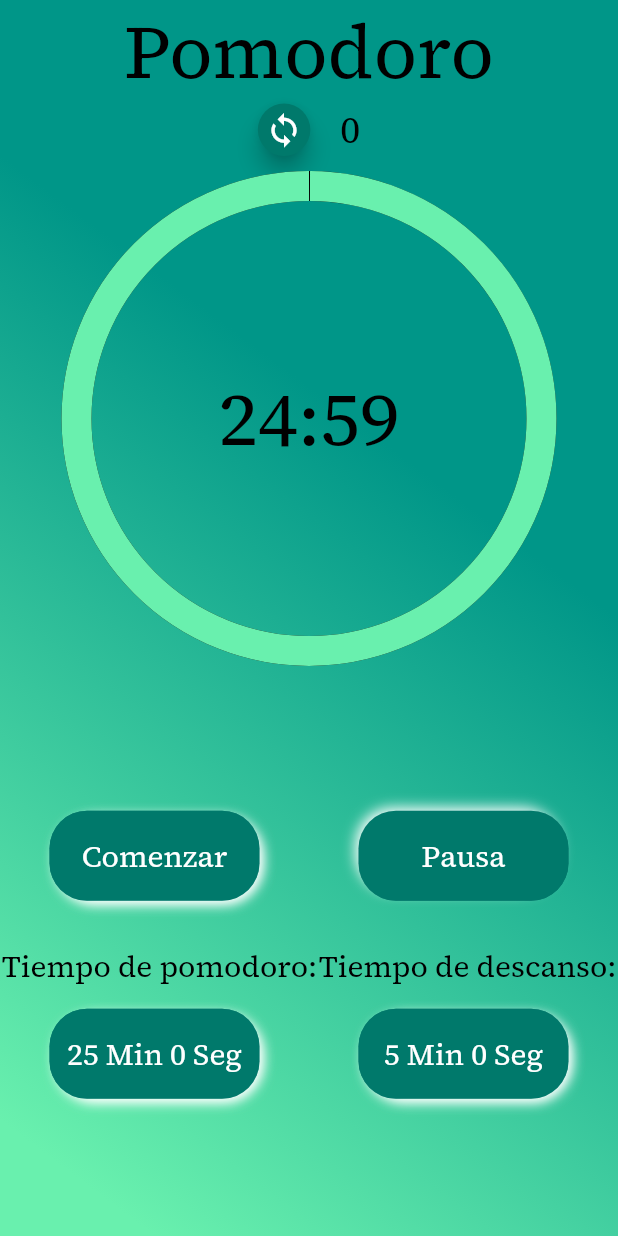
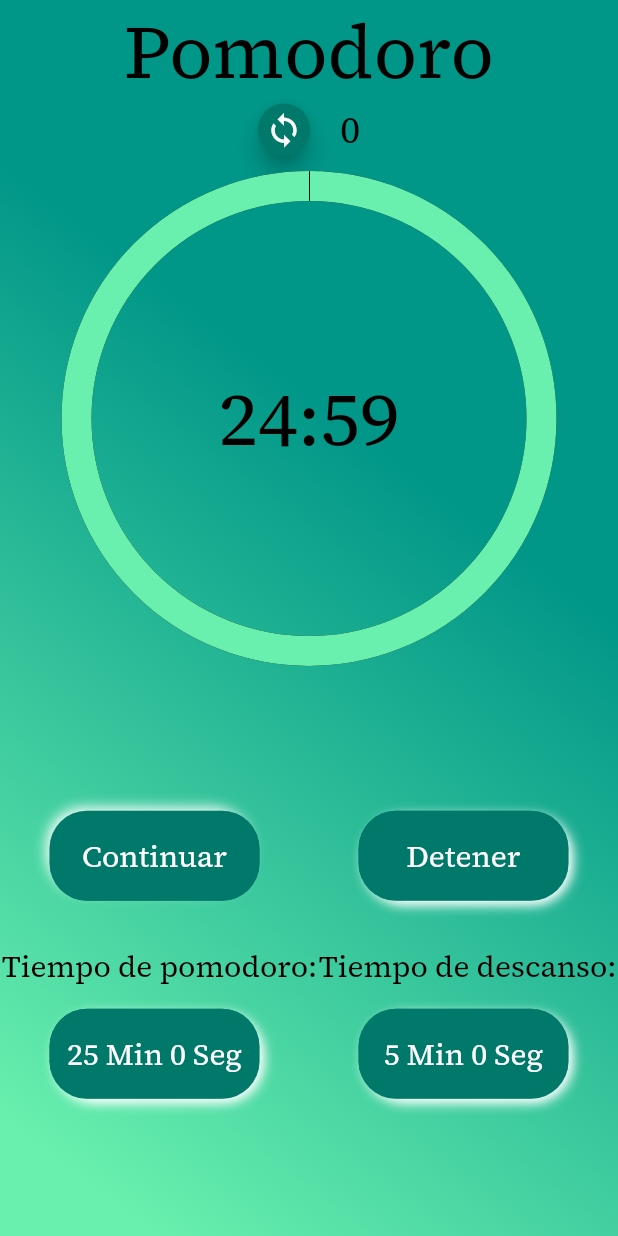
Before and after one commit to CeciliaVV/Pomodoro, a Flutter app: the screen it shows after launch, after a tap on "Comenzar", after a tap on "Pausa", on a phone screen of 412 x 824 dp. Run offline on Flutter 3.47's test engine with Material 2 defaults, Android fonts, the light colour scheme and no system bars; drawn by our look-alikes of percent_indicator; our stand-ins replace audioplayers, google_fonts.

Commit message:
botón comenzar, pausa, continuar,detener

```diff
--- a/lib/main.dart
+++ b/lib/main.dart
@@ -32,6 +32,7 @@ class MyHomePage extends StatefulWidget {
 class _MyHomePageState extends State<MyHomePage> {
   Timer _timer;
 
+  bool activo = false;
   //variables temporales que se capturan en el showDialog y se muestran en los botones
   int minutosPom = 25; //minutos del tiempo de pomodoro
   int segundosPom = 0; //segundos del tiempo de pomodoro
@@ -139,9 +140,10 @@ class _MyHomePageState extends State<MyHomePage> {
           //si se presiona el botón de comenzar, se inicializa el tiempo con el tiempo de pomodoro
           if (reset == 1) {
             _start = min_25;
+            initialTime = min_25;
             reset = 0;
-            initialTime = min_25;
             paused = 0;
+            activo = true;
           }
         }
       });
@@ -196,14 +198,30 @@ class _MyHomePageState extends State<MyHomePage> {
                           crossAxisAlignment: CrossAxisAlignment.center,
                           mainAxisAlignment: MainAxisAlignment.spaceEvenly,
                           children: <Widget>[
-                            Expanded(
-                              flex: 10,
-                              child: button("Comenzar", reset, 140, 60, 25),
-                            ),
-                            Expanded(
-                              flex: 10,
-                              child: button("Pausa", paused, 140, 60, 25),
-                            )
+                            !activo
+                                ? Expanded(
+                                    flex: 10,
+                                    child:
+                                        button("Comenzar", reset, 140, 60, 25),
+                                  )
+                                : paused == 0
+                                    ? Expanded(
+                                        flex: 10,
+                                        child: button(
+                                            "Pausa", paused, 140, 60, 25),
+                                      )
+                                    : Expanded(
+                                        flex: 10,
+                                        child: button(
+                                            "Continuar", paused, 140, 60, 25),
+                                      ),
+                            activo
+                                ? Expanded(
+                                    flex: 10,
+                                    child:
+                                        button("Detener", reset, 140, 60, 25),
+                                  )
+                                : Container(),
                           ]),
                       SizedBox(height: 30),
                       Row(
@@ -262,7 +280,7 @@ class _MyHomePageState extends State<MyHomePage> {
           onPressed: () {
             setState(() {
               //si está presionado y aprieto el botón deja de estar en estado presionado y viceversa
-              if (text == "Pausa") {
+              if (text == "Pausa" || text == "Continuar") {
                 if (paused == 1)
                   paused = 0;
                 else
@@ -282,6 +300,13 @@ class _MyHomePageState extends State<MyHomePage> {
                 initialTime = min_25;
                 reset = 1;
                 contadorBucle = 0;
+              }
+              if (text == "Detener") {
+                activo = false;
+                _start = min_25;
+                initialTime = min_25;
+                contadorBucle = 0;
+                paused = 1;
               }
             });
           },
@@ -306,7 +331,7 @@ class _MyHomePageState extends State<MyHomePage> {
             setState(() {
               //Solo se cambia el estado del botón pausa porque es el único que puede estar presionado por
               //un largo tiempo, los demás botones cambian de estado inmediatamente después de ser presionados.
-              if (text == "Pausa") {
+              if (text == "Pausa" || text == "Continuar") {
                 if (paused == 1)
                   paused = 0;
                 else
```
